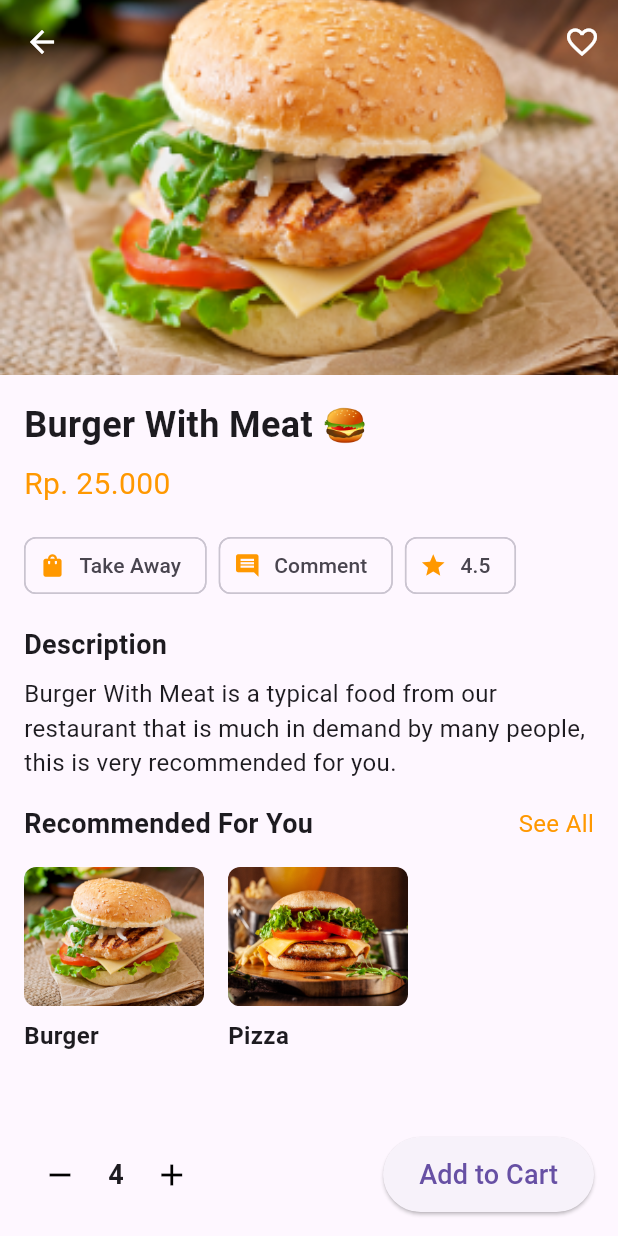
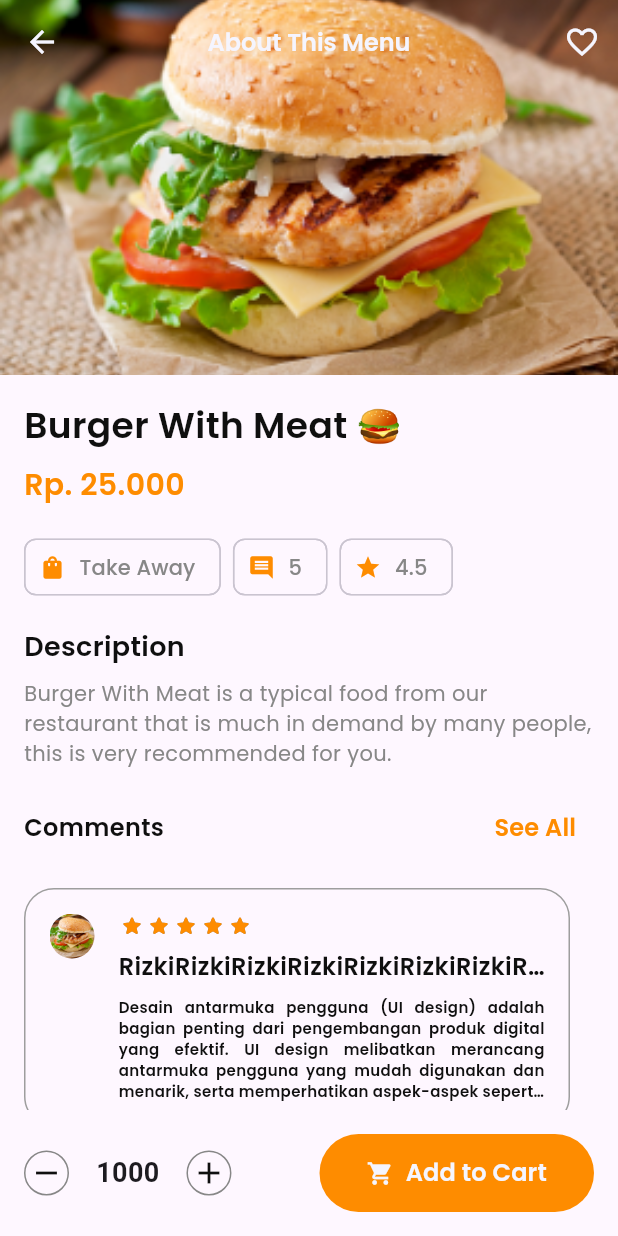
Before and after one commit to 99kairas/rumeat-ball-apps, a Flutter app: the DetailsMenuScreen screen opened directly, on a phone screen of 412 x 824 dp. Run offline on Flutter 3.47's test engine with Material 3 defaults, Android fonts, the phone set to English and light mode, and no system bars; drawn by our look-alikes of flutter_rating_stars; our stand-ins replace another_flutter_splash_screen.

Commit message:
feat: add slicing comment below the description

```diff
--- a/lib/views/screens/details_menu_screen.dart
+++ b/lib/views/screens/details_menu_screen.dart
@@ -1,4 +1,7 @@
 import 'package:flutter/material.dart';
+import 'package:flutter_rating_stars/flutter_rating_stars.dart';
+import 'package:rumeat_ball_apps/views/themes/style.dart';
+import 'package:rumeat_ball_apps/views/widgets/buttons.dart';
 
 class DetailsMenuScreen extends StatelessWidget {
   const DetailsMenuScreen({super.key});
@@ -19,14 +22,22 @@ class DetailsMenuScreen extends StatelessWidget {
               ),
             ),
             leading: IconButton(
-              icon: const Icon(Icons.arrow_back, color: Colors.white),
+              icon: Icon(Icons.arrow_back, color: whiteColor),
               onPressed: () {
                 Navigator.of(context).pop();
               },
             ),
+            title: Text(
+              "About This Menu",
+              style: whiteTextStyle.copyWith(
+                fontSize: 16,
+                fontWeight: semiBold,
+              ),
+            ),
+            centerTitle: true,
             actions: [
               IconButton(
-                icon: const Icon(Icons.favorite_border, color: Colors.white),
+                icon: Icon(Icons.favorite_border, color: whiteColor),
                 onPressed: () {},
               ),
             ],
@@ -34,97 +45,114 @@ class DetailsMenuScreen extends StatelessWidget {
           SliverList(
             delegate: SliverChildListDelegate(
               [
-                const Padding(
-                  padding: EdgeInsets.all(16.0),
+                Padding(
+                  padding: const EdgeInsets.all(16.0),
                   child: Column(
                     crossAxisAlignment: CrossAxisAlignment.start,
                     children: [
                       Text(
                         'Burger With Meat 🍔',
-                        style: TextStyle(
-                          fontSize: 24,
-                          fontWeight: FontWeight.bold,
+                        style: blackTextStyle.copyWith(
+                            fontSize: 24, fontWeight: semiBold),
+                      ),
+                      const SizedBox(height: 8),
+                      Text(
+                        'Rp. 25.000',
+                        style: primaryTextStyle.copyWith(
+                          fontSize: 20,
+                          fontWeight: semiBold,
+                          color: primaryColor,
                         ),
                       ),
-                      SizedBox(height: 8),
-                      Text(
-                        'Rp. 25.000',
-                        style: TextStyle(
-                          fontSize: 20,
-                          color: Colors.orange,
-                        ),
-                      ),
-                      SizedBox(height: 16),
+                      const SizedBox(height: 16),
                       Row(
                         children: [
                           Chip(
                             avatar:
-                                Icon(Icons.shopping_bag, color: Colors.orange),
-                            label: Text('Take Away'),
+                                Icon(Icons.shopping_bag, color: primaryColor),
+                            label: Text(
+                              'Take Away',
+                              style: greyTextStyle.copyWith(),
                             ),
-                          SizedBox(width: 8),
+                          ),
+                          const SizedBox(width: 8),
                           Chip(
-                            avatar: Icon(Icons.comment, color: Colors.orange),
-                            label: Text('Comment'),
+                            avatar: Icon(Icons.comment, color: primaryColor),
+                            label: Text(
+                              '5',
+                              style: greyTextStyle.copyWith(),
                             ),
-                          SizedBox(width: 8),
+                          ),
+                          const SizedBox(width: 8),
                           Chip(
-                            avatar: Icon(Icons.star, color: Colors.orange),
-                            label: Text('4.5'),
+                            avatar: Icon(Icons.star, color: primaryColor),
+                            label: Text(
+                              '4.5',
+                              style: greyTextStyle.copyWith(),
+                            ),
                           ),
                         ],
                       ),
-                      SizedBox(height: 16),
+                      const SizedBox(height: 16),
                       Text(
                         'Description',
-                        style: TextStyle(
+                        style: blackTextStyle.copyWith(
                           fontSize: 18,
-                          fontWeight: FontWeight.bold,
+                          fontWeight: semiBold,
                         ),
                       ),
-                      SizedBox(height: 8),
+                      const SizedBox(height: 8),
                       Text(
                         'Burger With Meat is a typical food from our restaurant that is much in demand by many people, this is very recommended for you.',
-                        style: TextStyle(fontSize: 16),
+                        style: greyTextStyle.copyWith(
+                          fontSize: 14,
+                          fontWeight: small,
                         ),
-                      SizedBox(height: 16),
+                      ),
+                      const SizedBox(height: 16),
                       Row(
                         mainAxisAlignment: MainAxisAlignment.spaceBetween,
                         children: [
                           Text(
-                            'Recommended For You',
-                            style: TextStyle(
-                              fontSize: 18,
-                              fontWeight: FontWeight.bold,
+                            'Comments',
+                            style: blackTextStyle.copyWith(
+                              fontSize: 16,
+                              fontWeight: semiBold,
                             ),
                           ),
-                          Text(
+                          TextButton(
+                            onPressed: () => {},
+                            child: Text(
                               'See All',
-                            style: TextStyle(
+                              style: primaryTextStyle.copyWith(
                                 fontSize: 16,
-                              color: Colors.orange,
+                                fontWeight: semiBold,
+                              ),
                             ),
                           ),
                         ],
                       ),
-                      SizedBox(height: 16),
-                      SingleChildScrollView(
-                        scrollDirection: Axis.horizontal,
-                        child: Row(
+                      const SizedBox(height: 16),
+                      const Column(
                         children: [
-                            RecommendedCard(
-                              image: 'assets/images/burger1.png',
-                              title: 'Burger',
+                          CommentCard(
+                            name:
+                                "RizkiRizkiRizkiRizkiRizkiRizkiRizkiRizkiRizkiRizkiRizkiRizkiRizki",
+                            rating: 5,
+                            description:
+                                'Desain antarmuka pengguna (UI design) adalah bagian penting dari pengembangan produk digital yang efektif. UI design melibatkan merancang antarmuka pengguna yang mudah digunakan dan menarik, serta memperhatikan aspek-aspek seperti navigasi, tata letak, interaksi, dan estetika visual. Kursus ini akan memberikan pengantar tentang UI design dan membahas prinsip-prinsip desain antarmuka pengguna yang baik.',
+                            profileImage: 'assets/images/burger1.png',
                           ),
-                            RecommendedCard(
-                              image: 'assets/images/burger2.png',
-                              title: 'Pizza',
+                          CommentCard(
+                            name: "Rizki",
+                            rating: 2,
+                            description: 'Pizza',
+                            profileImage: 'assets/images/burger1.png',
                           ),
-                            // Add more RecommendedCard widgets as needed
+                          // Add more CommentCard widgets as needed
                         ],
                       ),
-                      ),
-                      SizedBox(height: 80), // To ensure button is visible
+                      const SizedBox(height: 80), // To ensure button is visible
                     ],
                   ),
                 ),
@@ -140,32 +168,52 @@ class DetailsMenuScreen extends StatelessWidget {
           children: [
             Row(
               children: [
-                IconButton(
-                  icon: const Icon(Icons.remove, color: Colors.black),
-                  onPressed: () {},
+                Container(
+                  margin: const EdgeInsets.only(right: 10),
+                  padding: const EdgeInsets.all(2),
+                  decoration: BoxDecoration(
+                      border: Border.all(
+                        color: greyColor,
+                      ),
+                      borderRadius: BorderRadius.circular(100)),
+                  child: GestureDetector(
+                    onTap: () {},
+                    child: Icon(
+                      Icons.remove,
+                      color: blackColor,
+                    ),
+                  ),
                 ),
                 const SizedBox(width: 8),
                 const Text(
-                  '4',
+                  '1000',
                   style: TextStyle(fontSize: 18, fontWeight: FontWeight.bold),
                 ),
                 const SizedBox(width: 8),
-                IconButton(
-                  icon: const Icon(Icons.add, color: Colors.black),
-                  onPressed: () {},
+                Container(
+                  margin: const EdgeInsets.only(left: 10),
+                  padding: const EdgeInsets.all(2),
+                  decoration: BoxDecoration(
+                      border: Border.all(
+                        color: greyColor,
+                      ),
+                      borderRadius: BorderRadius.circular(100)),
+                  child: GestureDetector(
+                    onTap: () {},
+                    child: Icon(
+                      Icons.add,
+                      color: blackColor,
+                    ),
+                  ),
                 ),
               ],
             ),
-            ElevatedButton(
+            CustomFilledButton(
               onPressed: () {},
-              style: ElevatedButton.styleFrom(
-                padding:
-                    const EdgeInsets.symmetric(horizontal: 24, vertical: 12),
-              ),
-              child: const Text(
-                'Add to Cart',
-                style: TextStyle(fontSize: 18),
-              ),
+              title: "Add to Cart",
+              width: 183,
+              height: 52,
+              icon: Icons.shopping_cart,
             ),
           ],
         ),
@@ -174,30 +222,96 @@ class DetailsMenuScreen extends StatelessWidget {
   }
 }
 
-class RecommendedCard extends StatelessWidget {
-  final String image;
-  final String title;
+class CommentCard extends StatelessWidget {
+  final String name;
+  final String description;
+  final double rating;
+  final String profileImage;
 
-  const RecommendedCard({required this.image, required this.title});
+  const CommentCard({
+    required this.name,
+    required this.description,
+    required this.rating,
+    required this.profileImage,
+  });
 
   @override
   Widget build(BuildContext context) {
     return Container(
-      margin: const EdgeInsets.only(right: 16),
-      width: 120,
+      margin: const EdgeInsets.only(right: 16, bottom: 16),
+      width: MediaQuery.of(context).size.width,
+      decoration: BoxDecoration(
+        border: Border.all(
+          color: Colors.grey,
+        ),
+        borderRadius: BorderRadius.circular(20),
+      ),
+      child: Expanded(
         child: Column(
           crossAxisAlignment: CrossAxisAlignment.start,
           children: [
-          ClipRRect(
-            borderRadius: BorderRadius.circular(8.0),
-            child: Image.asset(image, fit: BoxFit.cover),
+            Row(
+              crossAxisAlignment: CrossAxisAlignment.start,
+              children: [
+                Container(
+                  margin:
+                      const EdgeInsets.symmetric(horizontal: 16, vertical: 16),
+                  child: ClipRRect(
+                    borderRadius: BorderRadius.circular(50),
+                    child: SizedBox(
+                      width: 30,
+                      height: 30,
+                      child: Image.asset(
+                        profileImage,
+                        fit: BoxFit.cover,
+                      ),
+                    ),
+                  ),
+                ),
+                Expanded(
+                  child: Container(
+                    margin: const EdgeInsets.symmetric(vertical: 16),
+                    padding: const EdgeInsets.only(right: 16),
+                    child: Column(
+                      crossAxisAlignment: CrossAxisAlignment.start,
+                      children: [
+                        RatingStars(
+                          starCount: 5,
+                          value: rating,
+                          valueLabelVisibility: false,
+                          starSize: 16,
+                          maxValueVisibility: false,
+                          starColor: primaryColor,
+                          starOffColor: greyColor,
                         ),
                         const SizedBox(height: 8),
                         Text(
-            title,
-            style: const TextStyle(fontSize: 16, fontWeight: FontWeight.bold),
+                          overflow: TextOverflow.ellipsis,
+                          name,
+                          style: blackTextStyle.copyWith(
+                            fontSize: 16,
+                            fontWeight: semiBold,
+                          ),
+                        ),
+                        const SizedBox(height: 8),
+                        Text(
+                          description,
+                          maxLines: 5,
+                          textAlign: TextAlign.justify,
+                          overflow: TextOverflow.ellipsis,
+                          style: blackTextStyle.copyWith(
+                            fontSize: 10,
+                            fontWeight: semiBold,
+                          ),
                         ),
                       ],
+                    ),
+                  ),
+                ),
+              ],
+            ),
+          ],
+        ),
       ),
     );
   }
--- a/lib/views/screens/splash_screen.dart
+++ b/lib/views/screens/splash_screen.dart
@@ -38,7 +38,7 @@ class _SplashScreenState extends State<SplashScreen> {
         duration: const Duration(milliseconds: 3500),
         animationDuration: const Duration(milliseconds: 2000),
         onAnimationEnd: () => debugPrint("On Scale End"),
-        nextScreen: HomeScreen(),
+        nextScreen: DetailsMenuScreen(),
       ),
     );
   }
--- a/lib/views/widgets/buttons.dart
+++ b/lib/views/widgets/buttons.dart
@@ -6,12 +6,15 @@ class CustomFilledButton extends StatelessWidget {
   final double? width;
   final double? height;
   final VoidCallback? onPressed;
+  final IconData? icon;
+
   const CustomFilledButton({
     super.key,
     required this.title,
     this.width = double.infinity,
     this.height = 50,
     this.onPressed,
+    this.icon,
   });
 
   @override
@@ -27,7 +30,24 @@ class CustomFilledButton extends StatelessWidget {
             borderRadius: BorderRadius.circular(56),
           ),
         ),
-        child: Text(
+        child: icon != null
+            ? Row(
+                mainAxisAlignment: MainAxisAlignment.center,
+                children: [
+                  Icon(icon, color: whiteColor),
+                  const SizedBox(
+                    width: 8,
+                  ),
+                  Text(
+                    title,
+                    style: whiteTextStyle.copyWith(
+                      fontSize: 16,
+                      fontWeight: semiBold,
+                    ),
+                  ),
+                ],
+              )
+            : Text(
                 title,
                 style: whiteTextStyle.copyWith(
                   fontSize: 16,
--- a/pubspec.yaml
+++ b/pubspec.yaml
@@ -36,6 +36,7 @@ dependencies:
   # Use with the CupertinoIcons class for iOS style icons.
   cupertino_icons: ^1.0.6
   another_flutter_splash_screen: ^1.2.1
+  flutter_rating_stars: ^1.1.0
 
 dev_dependencies:
   flutter_test:
```
Also changed, not shown: pubspec.lock. Lines whose indentation alone changed are shown as unchanged.
